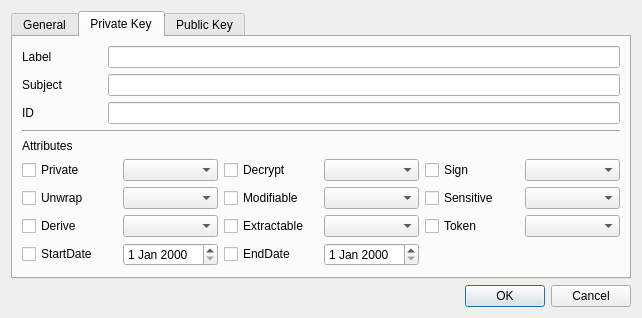
Old version of the form CryptokiMan/import_pri_key_dlg.ui in the repository jykim74/CryptokiMan.
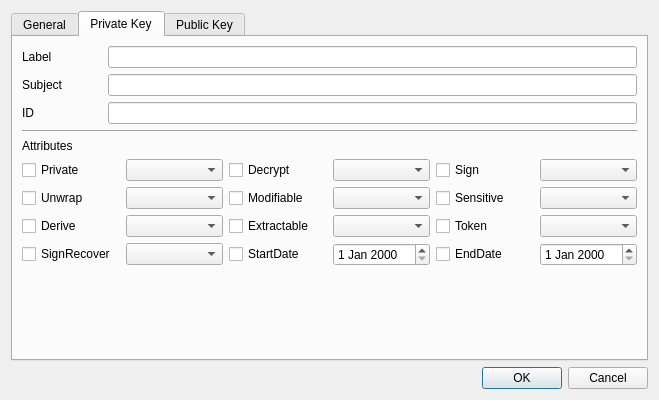
New version of the form. The open tabs and pages were chosen to show the change.

Commit message: SignRecover VerifyRecover Combo support

The edit to the form file:
```diff
--- a/CryptokiMan/import_pri_key_dlg.ui
+++ b/CryptokiMan/import_pri_key_dlg.ui
@@ -6,8 +6,8 @@
    <rect>
     <x>0</x>
     <y>0</y>
-    <width>642</width>
-    <height>304</height>
+    <width>659</width>
+    <height>400</height>
    </rect>
   </property>
   <property name="windowTitle">
@@ -547,17 +547,10 @@
          <item row="2" column="3">
           <widget class="QComboBox" name="mPriExtractableCombo"/>
          </item>
-         <item row="3" column="0">
-          <widget class="QCheckBox" name="mPriStartDateCheck">
-           <property name="text">
-            <string>StartDate</string>
-           </property>
-          </widget>
+         <item row="3" column="5">
+          <widget class="QDateEdit" name="mPriEndDateEdit"/>
          </item>
-         <item row="3" column="1">
-          <widget class="QDateEdit" name="mPriStartDateEdit"/>
-         </item>
-         <item row="3" column="2">
+         <item row="3" column="4">
           <widget class="QCheckBox" name="mPriEndDateCheck">
            <property name="text">
             <string>EndDate</string>
@@ -565,7 +558,24 @@
           </widget>
          </item>
          <item row="3" column="3">
-          <widget class="QDateEdit" name="mPriEndDateEdit"/>
+          <widget class="QDateEdit" name="mPriStartDateEdit"/>
+         </item>
+         <item row="3" column="2">
+          <widget class="QCheckBox" name="mPriStartDateCheck">
+           <property name="text">
+            <string>StartDate</string>
+           </property>
+          </widget>
+         </item>
+         <item row="3" column="1">
+          <widget class="QComboBox" name="mPriSignRecoverCombo"/>
+         </item>
+         <item row="3" column="0">
+          <widget class="QCheckBox" name="mPriSignRecoverCheck">
+           <property name="text">
+            <string>SignRecover</string>
+           </property>
+          </widget>
          </item>
         </layout>
        </item>
```
Left out of the diff: 114 changed lines with no effect on the pictures. The commit also changes 17 other files.
